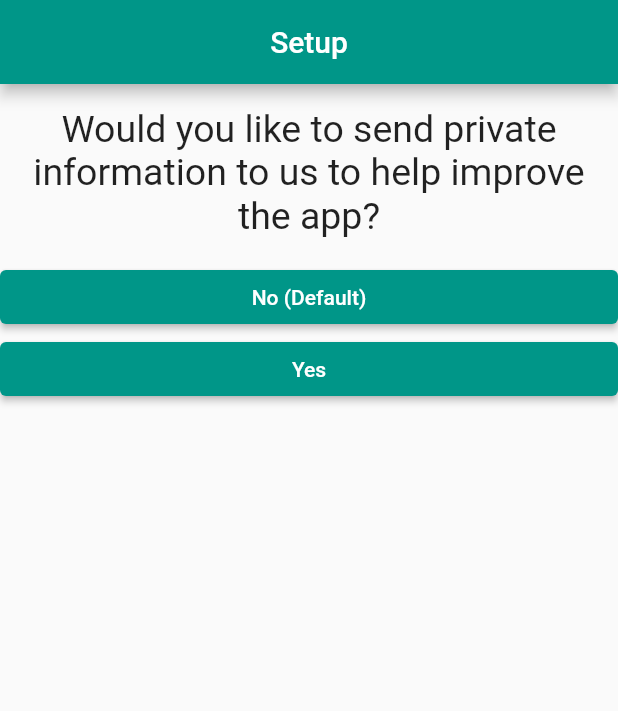
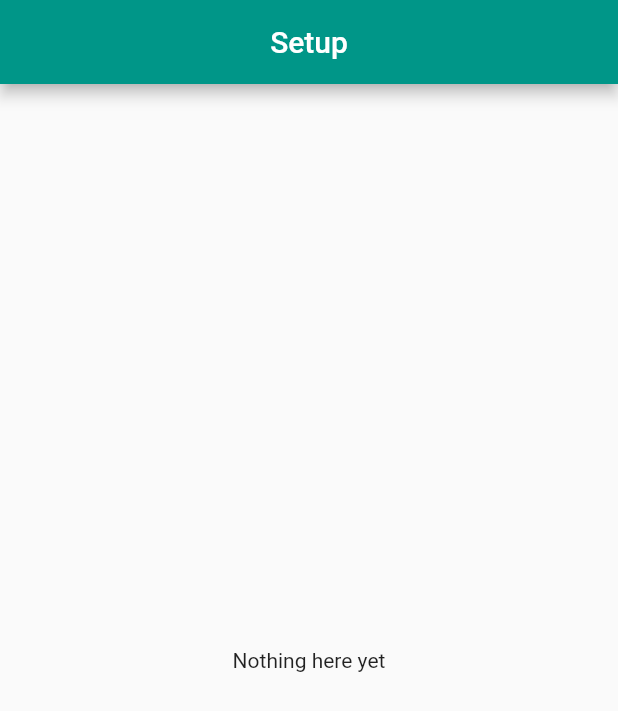
Before and after one commit to Swordzi/Sword-Chat, a Flutter app: the screen it shows after launch, after a tap on "Phone Number", after a tap on "Dark (Default)", after a tap on "No (Default)", on a phone screen of 412 x 824 dp. Shown: the top 711 px of the screen. Run offline on Flutter 3.47's test engine with Material 2 defaults, Android fonts, the light colour scheme and no system bars.

Commit message:
Optimizations #2

```diff
--- a/sword_chat/lib/answer.dart
+++ b/sword_chat/lib/answer.dart
@@ -8,7 +8,8 @@ class Answer extends StatelessWidget {
   final VoidCallback selectHandler;
   final String answerText;
 
-  const Answer(this.selectHandler, this.answerText);
+  const Answer(this.selectHandler, this.answerText, {Key? key})
+      : super(key: key);
 
   @override
   Widget build(BuildContext context) {
--- /dev/null
+++ b/sword_chat/lib/endscreen.dart
@@ -0,0 +1,16 @@
+// GNU AFFERO GENERAL PUBLIC LICENSE
+//
+// Version 3, 19 November 2007
+
+import 'package:flutter/material.dart';
+
+class EndScreen extends StatelessWidget {
+  const EndScreen({Key? key}) : super(key: key);
+
+  @override
+  Widget build(BuildContext context) {
+    return const Center(
+      child: Text('Nothing here yet'),
+    );
+  }
+}
--- a/sword_chat/lib/main.dart
+++ b/sword_chat/lib/main.dart
@@ -2,47 +2,50 @@
 //
 // Version 3, 19 November 2007
 
-import './answer.dart';
+// Importing other files to use their widgets.
+import './setup.dart';
+import './endscreen.dart';
 
+// Importing foundation.dart for kDebugMode
+// Importing material.dart for basic stuff
 import 'package:flutter/foundation.dart';
 import 'package:flutter/material.dart';
-import 'package:sword_chat/question.dart';
 
-void main() => runApp(const ChatApp());
+// Running the BUILD method below
+void main() => runApp(const MyApp());
 
-class ChatApp extends StatefulWidget {
-  const ChatApp({Key? key}) : super(key: key);
+class MyApp extends StatefulWidget {
+  const MyApp({Key? key}) : super(key: key);
 
   @override
   State<StatefulWidget> createState() {
-    return _ChatAppState();
+    return _MyAppState();
   }
 }
 
-class _ChatAppState extends State<ChatApp> {
+class _MyAppState extends State<MyApp> {
+  // Init variables
   bool pnumber = false;
   bool email = false;
   var _questionIndex = 0;
 
+  // Method to change the value of _questionIndex to show other questions
   void _answerQuestion() {
-    if (_questionIndex < 2) {
-      setState(() {
-        _questionIndex = _questionIndex + 1;
-      });
-      if (kDebugMode) {
-        print(_questionIndex);
-      }
-    } else {
-      if (kDebugMode) {
-        print("Too high number dummy");
-      }
+    // Checking if value is 2 or below to not send values that are over the allowed amount.
+
+    setState(() {
+      _questionIndex = _questionIndex + 1;
+    });
+    if (kDebugMode) {
+      print(_questionIndex);
     }
   }
 
+  // Main build method here:
   // Override is to tell flutter that we want to override the base widget.
   @override
   Widget build(BuildContext context) {
-    const questions = [
+    const _questions = [
       {
         'questionText': 'What would you like to use to authenticate yourself?',
         'answers': ['Phone Number', 'Email', 'Token'],
@@ -57,6 +60,7 @@ class _ChatAppState extends State<ChatApp> {
         'answers': ['No (Default)', 'Yes'],
       },
     ];
+    // Return the main widget tree
     return MaterialApp(
       home: Scaffold(
         // TODO: Implement background colors
@@ -67,17 +71,14 @@ class _ChatAppState extends State<ChatApp> {
             'Setup',
           ),
         ),
-        body: Column(
-          children: [
-            Question(
-              questions[_questionIndex]['questionText'] as String,
-            ),
-            ...(questions[_questionIndex]['answers'] as List<String>)
-                .map((answer) {
-              return Answer(_answerQuestion, answer);
-            }).toList()
-          ],
-        ),
+        // Checking if _questionIndex is less than the maximum amount of questions
+        body: _questionIndex < _questions.length
+            ? Setup(
+                answerQuestion: _answerQuestion,
+                questionIndex: _questionIndex,
+                questions: _questions,
+              )
+            : const EndScreen(),
       ),
     );
   }
--- a/sword_chat/lib/question.dart
+++ b/sword_chat/lib/question.dart
@@ -1,15 +1,13 @@
 // GNU AFFERO GENERAL PUBLIC LICENSE
 //
 // Version 3, 19 November 2007
-
-
 
 import 'package:flutter/material.dart';
 
 class Question extends StatelessWidget {
   final String questionText;
 
-  const Question(this.questionText);
+  const Question(this.questionText, {Key? key}) : super(key: key);
 
   @override
   Widget build(BuildContext context) {
--- /dev/null
+++ b/sword_chat/lib/setup.dart
@@ -0,0 +1,34 @@
+// GNU AFFERO GENERAL PUBLIC LICENSE
+//
+// Version 3, 19 November 2007
+
+import 'package:flutter/material.dart';
+import './question.dart';
+import './answer.dart';
+
+class Setup extends StatelessWidget {
+  final List<Map<String, Object>> questions;
+  final int questionIndex;
+  final VoidCallback answerQuestion;
+
+  const Setup(
+      {required this.questions,
+      required this.answerQuestion,
+      required this.questionIndex,
+      Key? key})
+      : super(key: key);
+
+  @override
+  Widget build(BuildContext context) {
+    return Column(
+      children: [
+        Question(
+          questions[questionIndex]['questionText'] as String,
+        ),
+        ...(questions[questionIndex]['answers'] as List<String>).map((answer) {
+          return Answer(answerQuestion, answer);
+        }).toList()
+      ],
+    );
+  }
+}
```
